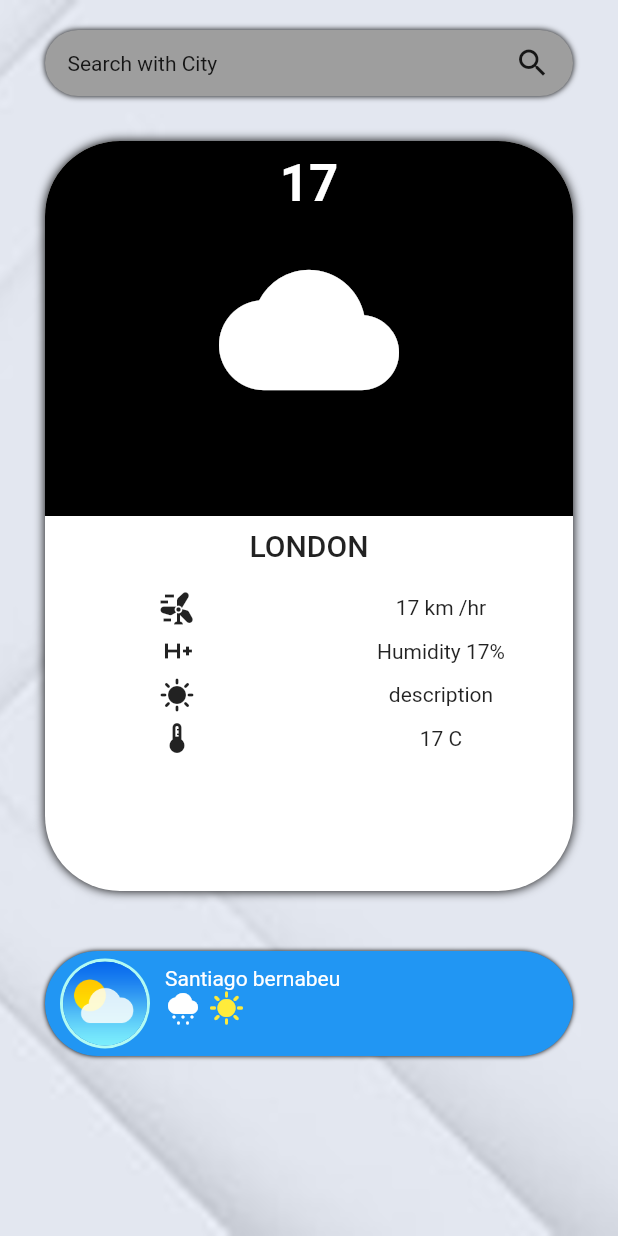
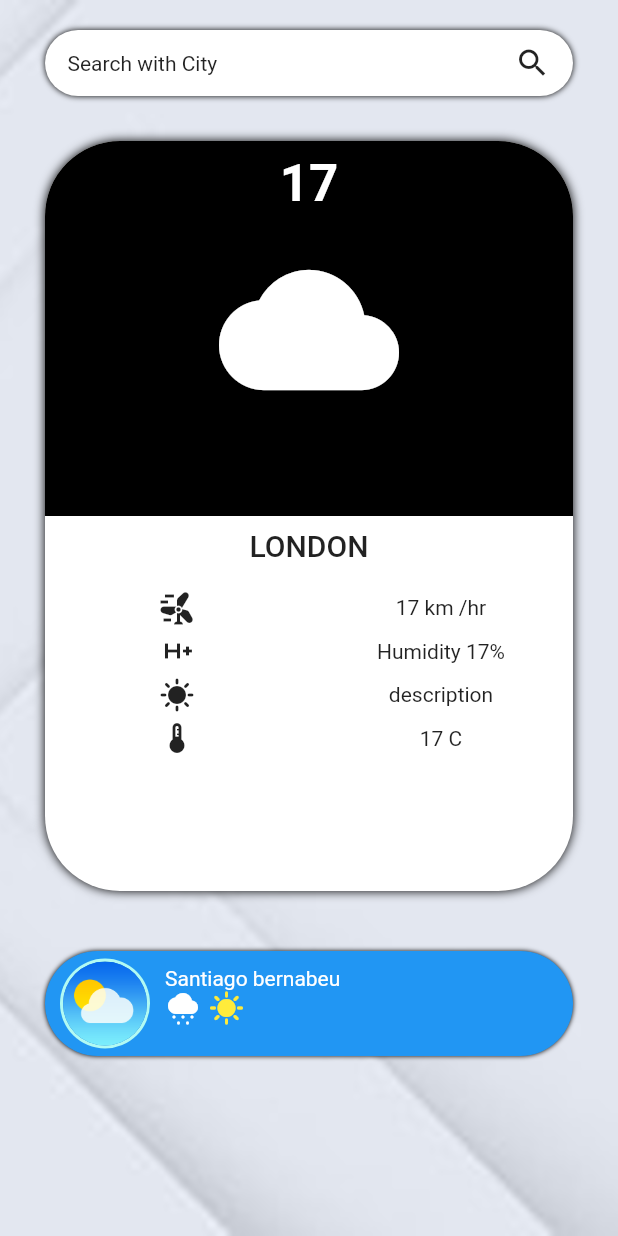
Before and after one commit to binayak316/GhamPani-, a Flutter app: the screen it shows after launch, on a phone screen of 412 x 824 dp. Run offline on Flutter 3.47's test engine with Material 2 defaults, Android fonts, the phone set to English and light mode, and no system bars; our stand-ins replace simple_gradient_text.

Commit message:
color change of search bar

```diff
--- a/lib/Pages/home.dart
+++ b/lib/Pages/home.dart
@@ -32,7 +32,7 @@ class _HomeScreenState extends State<HomeScreen> {
                   decoration: BoxDecoration(
                       boxShadow: [BoxShadow(blurRadius: 3)],
                       borderRadius: BorderRadius.circular(25),
-                      color: Colors.grey),
+                      color: Colors.white),
                   child: Row(
                     mainAxisAlignment: MainAxisAlignment.spaceBetween,
                     children: [
```
